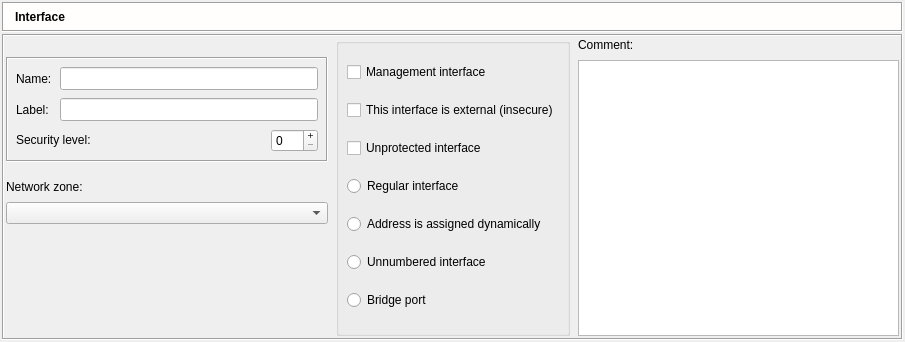
Before: the Qt Designer form src/gui/interfacedialog_q.ui in fwbuilder/fwbuilder, drawn with Qt 5.
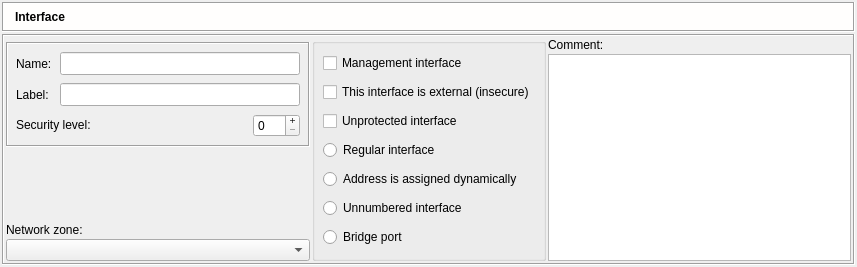
After: the same form once the commit is applied. Icons and pictures are not drawn.

Commit message: interface dialog layout correction for font 14pt

What changed in the file:
```diff
--- a/src/gui/interfacedialog_q.ui
+++ b/src/gui/interfacedialog_q.ui
@@ -8,8 +8,8 @@
    <rect>
     <x>0</x>
     <y>0</y>
-    <width>905</width>
-    <height>342</height>
+    <width>857</width>
+    <height>267</height>
    </rect>
   </property>
   <property name="sizePolicy" >
@@ -113,7 +113,19 @@
       <property name="margin" >
        <number>2</number>
       </property>
-      <property name="spacing" >
+      <property name="topMargin" >
+       <number>2</number>
+      </property>
+      <property name="rightMargin" >
+       <number>2</number>
+      </property>
+      <property name="bottomMargin" >
+       <number>2</number>
+      </property>
+      <property name="horizontalSpacing" >
+       <number>2</number>
+      </property>
+      <property name="verticalSpacing" >
        <number>2</number>
       </property>
       <item row="0" column="2" >
@@ -160,7 +172,7 @@
    <item row="1" column="0" >
     <widget class="QFrame" name="frame7" >
      <property name="sizePolicy" >
-      <sizepolicy vsizetype="Preferred" hsizetype="Expanding" >
+      <sizepolicy vsizetype="MinimumExpanding" hsizetype="Expanding" >
        <horstretch>0</horstretch>
        <verstretch>0</verstretch>
       </sizepolicy>
@@ -172,12 +184,6 @@
       <enum>QFrame::Sunken</enum>
      </property>
      <layout class="QGridLayout" >
-      <property name="sizeConstraint" >
-       <enum>QLayout::SetDefaultConstraint</enum>
-      </property>
-      <property name="spacing" >
-       <number>8</number>
-      </property>
       <item rowspan="2" row="0" column="0" >
        <widget class="QFrame" name="frame26" >
         <property name="sizePolicy" >
@@ -188,8 +194,8 @@
         </property>
         <property name="minimumSize" >
          <size>
-          <width>0</width>
-          <height>16</height>
+          <width>170</width>
+          <height>107</height>
          </size>
         </property>
         <property name="frameShape" >
@@ -205,7 +211,19 @@
          <property name="margin" >
           <number>8</number>
          </property>
-         <property name="spacing" >
+         <property name="topMargin" >
+          <number>8</number>
+         </property>
+         <property name="rightMargin" >
+          <number>8</number>
+         </property>
+         <property name="bottomMargin" >
+          <number>8</number>
+         </property>
+         <property name="horizontalSpacing" >
+          <number>8</number>
+         </property>
+         <property name="verticalSpacing" >
           <number>8</number>
          </property>
          <item row="0" column="0" >
@@ -456,48 +474,6 @@
        </widget>
       </item>
       <item row="2" column="0" >
-       <widget class="QLabel" name="netzoneLabel" >
-        <property name="sizePolicy" >
-         <sizepolicy vsizetype="Fixed" hsizetype="Preferred" >
-          <horstretch>0</horstretch>
-          <verstretch>0</verstretch>
-         </sizepolicy>
-        </property>
-        <property name="text" >
-         <string>Network zone:</string>
-        </property>
-        <property name="wordWrap" >
-         <bool>false</bool>
-        </property>
-       </widget>
-      </item>
-      <item row="3" column="0" >
-       <widget class="QComboBox" name="netzone" >
-        <property name="sizePolicy" >
-         <sizepolicy vsizetype="Fixed" hsizetype="Preferred" >
-          <horstretch>0</horstretch>
-          <verstretch>0</verstretch>
-         </sizepolicy>
-        </property>
-        <property name="minimumSize" >
-         <size>
-          <width>0</width>
-          <height>0</height>
-         </size>
-        </property>
-        <property name="toolTip" >
-         <string>&lt;p>Network zone consists of hosts and networks that can be reached through this interface of the firewall. Subnet to which this interface is directly attached must be part of its network zone. Other subnets reachable by means of routing should alse be added to the network zone.
-&lt;br>
-If network zone for this interface consists of only one subnet, you can simply choose that network's object in the pull-down below. If your network zone should include multiple subnets, you need to create an Object Group, then put all hosts and networks which are going to be part of the network zone into that group and finally choose this group in the pull-down below.&lt;/p></string>
-        </property>
-        <property name="whatsThis" >
-         <string>&lt;p>Network zone consists of hosts and networks that can be reached through this interface of the firewall. Subnet to which this interface is directly attached must be part of its network zone. Other subnets reachable by means of routing should alse be added to the network zone.
-&lt;br>
-If network zone for this interface consists of only one subnet, you can simply choose that network's object in the pull-down below. If your network zone should include multiple subnets, you need to create an Object Group, then put all hosts and networks which are going to be part of the network zone into that group and finally choose this group in the pull-down below.&lt;/p></string>
-        </property>
-       </widget>
-      </item>
-      <item row="4" column="0" >
        <spacer>
         <property name="orientation" >
          <enum>Qt::Vertical</enum>
@@ -510,6 +486,48 @@
         </property>
        </spacer>
       </item>
+      <item row="3" column="0" >
+       <widget class="QLabel" name="netzoneLabel" >
+        <property name="sizePolicy" >
+         <sizepolicy vsizetype="Fixed" hsizetype="Preferred" >
+          <horstretch>0</horstretch>
+          <verstretch>0</verstretch>
+         </sizepolicy>
+        </property>
+        <property name="text" >
+         <string>Network zone:</string>
+        </property>
+        <property name="wordWrap" >
+         <bool>false</bool>
+        </property>
+       </widget>
+      </item>
+      <item row="4" column="0" >
+       <widget class="QComboBox" name="netzone" >
+        <property name="sizePolicy" >
+         <sizepolicy vsizetype="Fixed" hsizetype="Preferred" >
+          <horstretch>0</horstretch>
+          <verstretch>0</verstretch>
+         </sizepolicy>
+        </property>
+        <property name="minimumSize" >
+         <size>
+          <width>0</width>
+          <height>0</height>
+         </size>
+        </property>
+        <property name="toolTip" >
+         <string>&lt;p>Network zone consists of hosts and networks that can be reached through this interface of the firewall. Subnet to which this interface is directly attached must be part of its network zone. Other subnets reachable by means of routing should alse be added to the network zone.
+&lt;br>
+If network zone for this interface consists of only one subnet, you can simply choose that network's object in the pull-down below. If your network zone should include multiple subnets, you need to create an Object Group, then put all hosts and networks which are going to be part of the network zone into that group and finally choose this group in the pull-down below.&lt;/p></string>
+        </property>
+        <property name="whatsThis" >
+         <string>&lt;p>Network zone consists of hosts and networks that can be reached through this interface of the firewall. Subnet to which this interface is directly attached must be part of its network zone. Other subnets reachable by means of routing should alse be added to the network zone.
+&lt;br>
+If network zone for this interface consists of only one subnet, you can simply choose that network's object in the pull-down below. If your network zone should include multiple subnets, you need to create an Object Group, then put all hosts and networks which are going to be part of the network zone into that group and finally choose this group in the pull-down below.&lt;/p></string>
+        </property>
+       </widget>
+      </item>
      </layout>
     </widget>
    </item>
```
Left out of the diff: 8 changed lines with no effect on the pictures. The commit also changes 3 other files.
